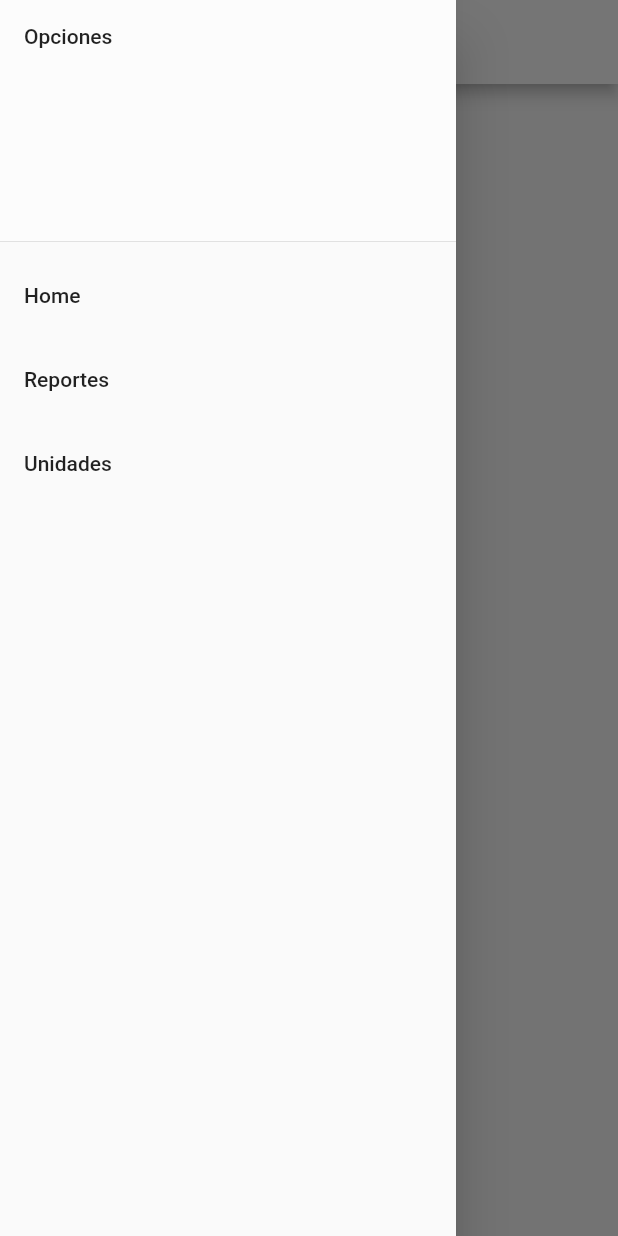
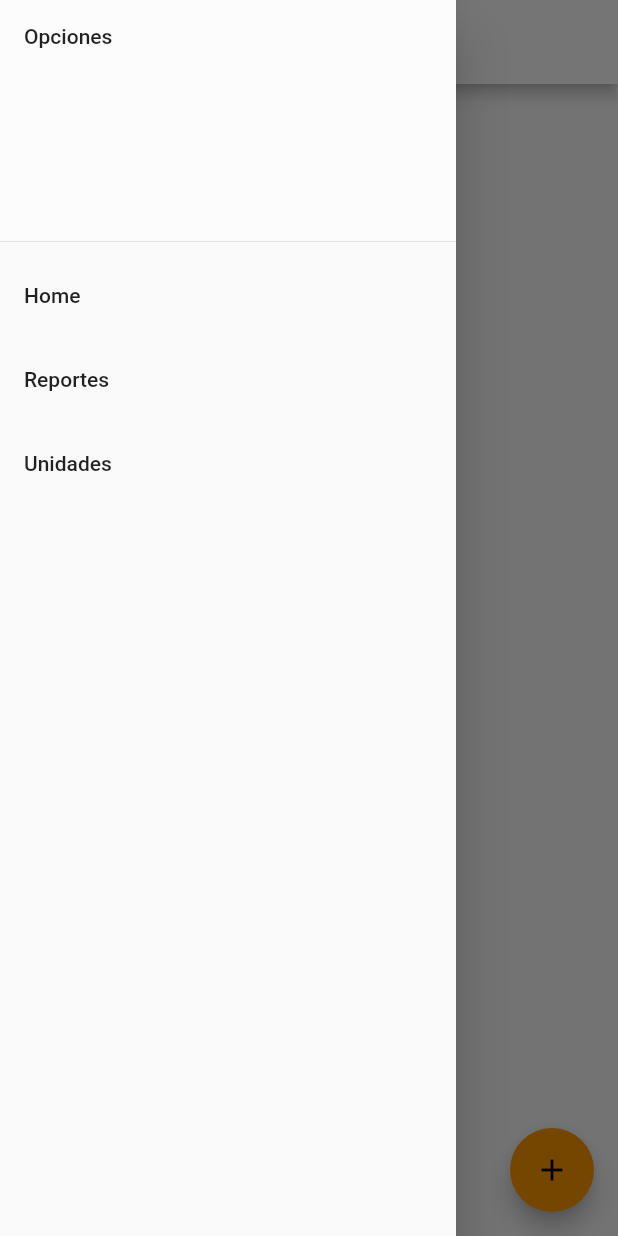
Before and after one commit to Dvil0/Redeap, a Flutter app: the screen it shows after launch, with the side drawer open, on a phone screen of 412 x 824 dp. Run offline on Flutter 3.47's test engine with Material 2 defaults, Android fonts, the phone set to English and light mode, and no system bars; our stand-ins replace bloc, cloud_firestore, dartz, equatable; accounts and stored records are empty.

Commit message:
adds prototype of create screen waiting to call the event to create news.

```diff
--- a/lib/core/route/router.dart
+++ b/lib/core/route/router.dart
@@ -1,5 +1,6 @@
 import 'package:flutter/material.dart';
 import 'package:flutter/widgets.dart';
+import 'package:redeap/features/manage_news/presentation/screens/create_news_screen.dart';
 import 'package:redeap/features/manage_news/presentation/screens/show_news_screen.dart';
 
 class Router {
@@ -8,6 +9,10 @@ class Router {
       case '/' :
         return MaterialPageRoute(
             builder: (_) => ShowNewsScreen()
+        );
+      case 'createNews' :
+        return MaterialPageRoute(
+            builder: (_) => CreateNewsScreen()
         );
       default:
         return MaterialPageRoute(
--- a/lib/features/manage_news/presentation/screens/show_news_screen.dart
+++ b/lib/features/manage_news/presentation/screens/show_news_screen.dart
@@ -8,6 +8,10 @@ class ShowNewsScreen extends StatelessWidget {
     return Scaffold(
       appBar: MyAppBar(),
       drawer: MyDrawer(),
+      floatingActionButton: FloatingActionButton(
+        child: Icon( Icons.add ),
+        onPressed: () => Navigator.pushNamed(context, 'createNews'),
+      ),
     );
   }
 
--- a/lib/main.dart
+++ b/lib/main.dart
@@ -12,7 +12,8 @@ class Redeap extends StatelessWidget {
       debugShowCheckedModeBanner: false,
       title: 'Red de Apoyo',
       theme: ThemeData(
-        primaryColor: Colors.white
+        primaryColor: Colors.white,
+        accentColor: Colors.orange
       ),
       initialRoute: '/',
       onGenerateRoute: Router.generateRoute,
```
Also changed, not shown: lib/features/manage_news/presentation/screens/create_news_screen.dart (added, +68 -0 lines).
